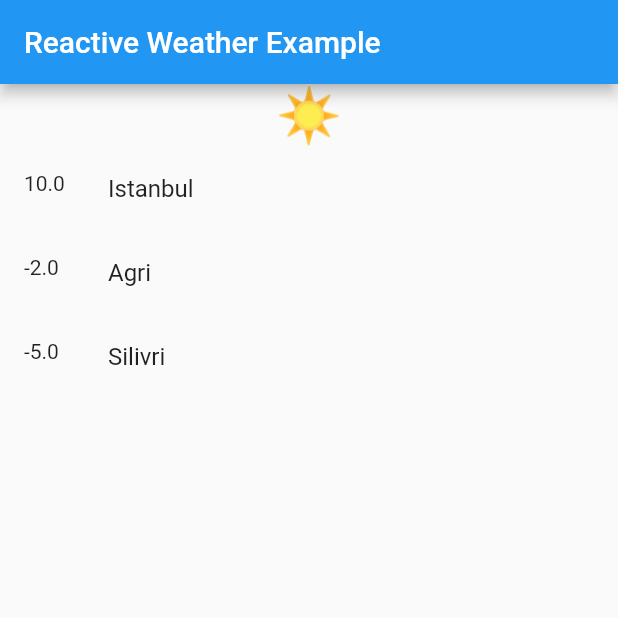
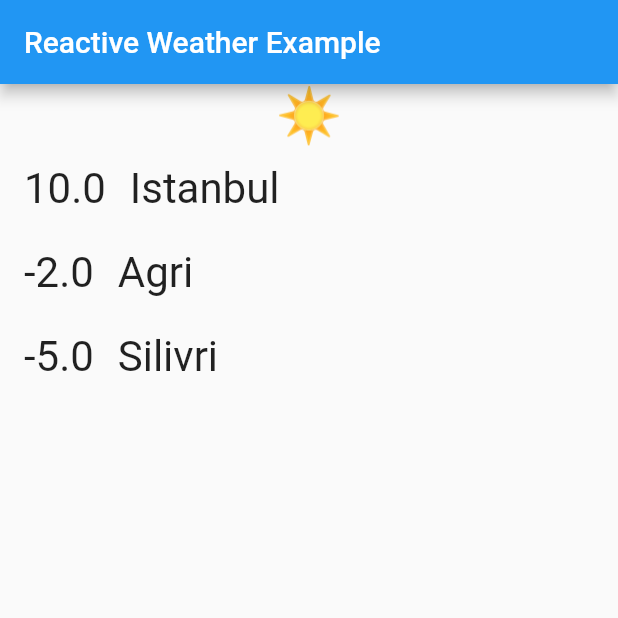
Before and after one commit to berkayismus/weather_bloc, a Flutter app: the screen it shows after launch, on a phone screen of 412 x 824 dp, the top half of it. Run offline on Flutter 3.47's test engine with Material 2 defaults, Android fonts, the phone set to English and light mode, and no system bars; our stand-ins replace equatable, flutter_bloc.

Commit message:
update weather list tile

```diff
--- a/lib/weather/presentation/widgets/weather_list.dart
+++ b/lib/weather/presentation/widgets/weather_list.dart
@@ -20,8 +20,14 @@ class WeatherList extends StatelessWidget {
             itemCount: state.weathers.length,
             itemBuilder: (BuildContext context, int index) {
               return ListTile(
-                leading: Text(state.weathers[index].degree.toString()),
-                title: Text(state.weathers[index].name),
+                leading: Text(
+                  state.weathers[index].degree.toString(),
+                  style: const TextStyle(fontSize: 28),
+                ),
+                title: Text(
+                  state.weathers[index].name,
+                  style: const TextStyle(fontSize: 28),
+                ),
                 trailing: state.weathers[index] == state.selectedWeather
                     ? const Icon(Icons.check)
                     : const SizedBox.shrink(),
```
